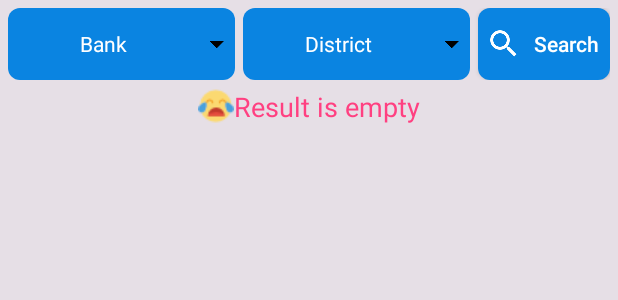
After one commit to at-nhanphan/ATMLocation, an Android app: the layout fragment_search.xml on its own in the app's theme, with its tools: preview values and no code run, on a phone screen of 412 x 824 dp. The commit adds this screen. Shown: the top 300 px of the screen. Run offline under Robolectric (Android 15) with nearby library versions, the light colour scheme and no system bars.

Commit message:
add search_fragment in main_activity

```diff
--- a/app/src/main/java/com/example/admin/findatm/fragments/FavoriteFragment.java
+++ b/app/src/main/java/com/example/admin/findatm/fragments/FavoriteFragment.java
@@ -42,11 +42,6 @@ public class FavoriteFragment extends Fragment implements MyOnClickListener, MyO
         LinearLayoutManager layoutManager = new LinearLayoutManager(getActivity(), LinearLayoutManager.VERTICAL, false);
         mRecyclerView.setLayoutManager(layoutManager);
         ((MainActivity_) getContext()).setOnQueryTextChange(this);
-    }
-
-    @Override
-    public void onResume() {
-        super.onResume();
         reloadFragment();
     }
 
--- /dev/null
+++ b/app/src/main/res/drawable/selector.xml
@@ -0,0 +1,5 @@
+<?xml version="1.0" encoding="utf-8"?>
+<selector xmlns:android="http://schemas.android.com/apk/res/android">
+    <item android:color="@color/colorAccent" android:state_checked="true" />
+    <item android:color="@android:color/white" android:state_checked="false" />
+</selector>
--- /dev/null
+++ b/app/src/main/res/layout/fragment_search.xml
@@ -0,0 +1,65 @@
+<?xml version="1.0" encoding="utf-8"?>
+<LinearLayout xmlns:android="http://schemas.android.com/apk/res/android"
+    android:layout_width="match_parent"
+    android:layout_height="match_parent"
+    android:background="#e6dfe6"
+    android:orientation="vertical">
+
+    <LinearLayout
+        android:layout_width="match_parent"
+        android:layout_height="wrap_content"
+        android:layout_margin="5dp">
+
+        <TextView
+            android:id="@+id/tvBank"
+            android:layout_width="0dp"
+            android:layout_height="match_parent"
+            android:layout_marginRight="5dp"
+            android:layout_weight="1"
+            android:background="@drawable/custom_button"
+            android:drawableRight="@drawable/ic_drop_down_black_24dp"
+            android:gravity="center"
+            android:text="@string/textView.text.chooseBank"
+            android:textColor="@android:color/white" />
+
+        <TextView
+            android:id="@+id/tvArea"
+            android:layout_width="0dp"
+            android:layout_height="match_parent"
+            android:layout_marginRight="5dp"
+            android:layout_weight="1"
+            android:background="@drawable/custom_button"
+            android:drawableRight="@drawable/ic_drop_down_black_24dp"
+            android:gravity="center"
+            android:text="@string/textView.text.district"
+            android:textColor="@android:color/white" />
+
+        <Button
+            android:id="@+id/btnSearch"
+            android:layout_width="wrap_content"
+            android:layout_height="wrap_content"
+            android:background="@drawable/custom_button"
+            android:paddingLeft="5dp"
+            android:drawableLeft="@drawable/ic_search_white_24dp"
+            android:text="@string/search_hint"
+            android:textAllCaps="false"
+            android:textColor="@android:color/white" />
+    </LinearLayout>
+
+    <TextView
+        android:id="@+id/tvMessage"
+        android:layout_width="wrap_content"
+        android:layout_height="wrap_content"
+        android:textColor="@color/colorAccent"
+        android:layout_gravity="center"
+        android:drawableLeft="@drawable/ic_crying"
+        android:text="@string/textView.text.null"
+        android:textSize="18sp" />
+
+    <android.support.v7.widget.RecyclerView
+        android:id="@+id/recyclerView"
+        android:layout_width="match_parent"
+        android:layout_height="wrap_content"
+        android:layout_marginLeft="5dp"
+        android:layout_marginRight="5dp" />
+</LinearLayout>
--- a/app/src/main/res/menu/main.xml
+++ b/app/src/main/res/menu/main.xml
@@ -10,4 +10,10 @@
         android:title="@string/search_hint"
         app:actionViewClass="android.support.v7.widget.SearchView"
         app:showAsAction="ifRoom" />
+    <item
+        android:id="@+id/swipe"
+        android:icon="@drawable/ic_favorite_red_a400_36dp"
+        android:orderInCategory="1"
+        android:title="@string/app_name"
+        app:showAsAction="ifRoom" />
 </menu>
--- a/app/src/main/res/values/strings.xml
+++ b/app/src/main/res/values/strings.xml
@@ -19,7 +19,7 @@
     <string name="toolbar.title.chooseDistrict">Select a district</string>
     <string name="home">Home</string>
     <string name="favorite">Favorite</string>
-    <string name="setting">Setting</string>
+    <string name="about">About</string>
     <string name="message">result empty</string>
     <string name="textView.text.rating">Rating</string>
     <string name="toolbar.title.detail">Detail</string>
```
Also changed, not shown: app/src/main/java/com/example/admin/findatm/activities/MainActivity.java (+66 -99 lines), app/src/main/java/com/example/admin/findatm/fragments/HomeFragment.java (+2 -7 lines), app/src/main/java/com/example/admin/findatm/fragments/MapsFragment.java (added, +24 -0 lines), app/src/main/java/com/example/admin/findatm/fragments/SearchFragment.java (added, +222 -0 lines), app/src/main/res/layout/activity_main.xml (+13 -24 lines), app/src/main/res/layout/fragment_about.xml (+11 -6 lines), app/src/main/res/layout/fragment_maps.xml (added, +85 -0 lines), app/src/main/res/menu/bottom_navigation_main.xml (added, +29 -0 lines), app/src/main/res/drawable-hdpi/ic_search_white_36dp.png (added), app/src/main/res/drawable-mdpi/ic_search_white_36dp.png (added), app/src/main/res/drawable-xhdpi/ic_search_white_36dp.png (added), app/src/main/res/drawable-xxhdpi/ic_search_white_36dp.png (added), app/src/main/res/drawable-xxxhdpi/ic_search_white_36dp.png (added).
